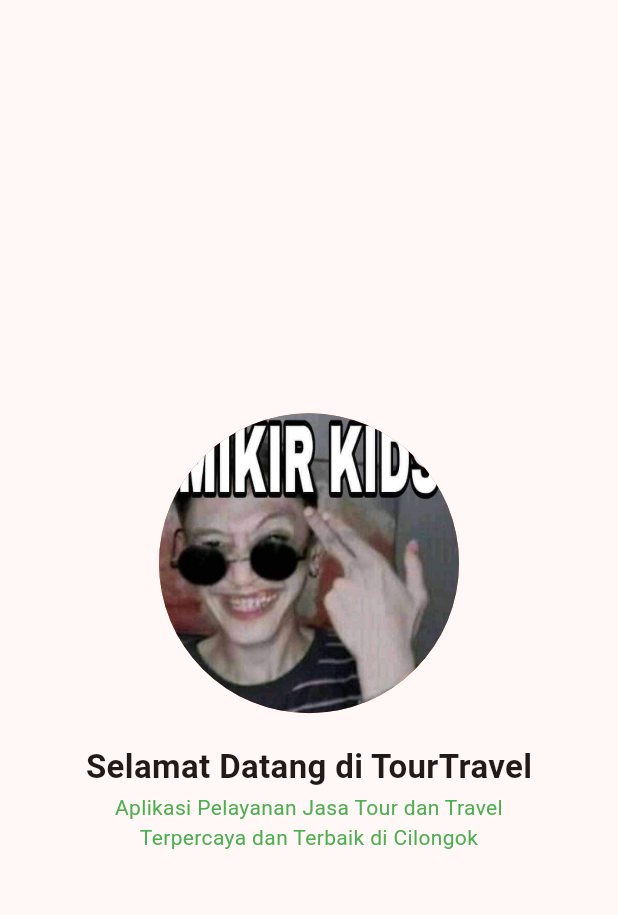
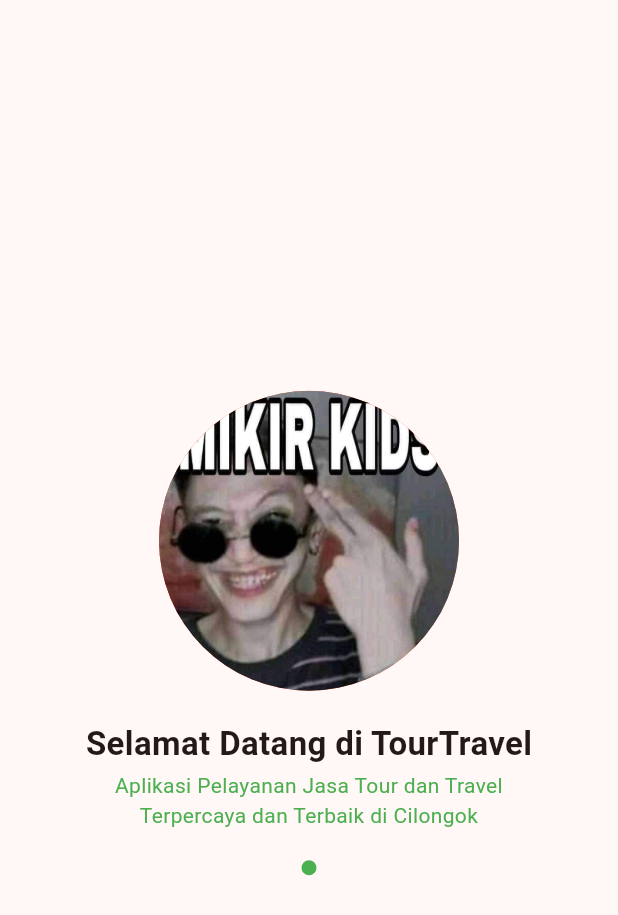
Before and after one commit to CoupDerace/KB1179_1123150012_UTS, a Flutter app: the screen it shows after launch, on a phone screen of 412 x 824 dp. Shown: the top 915 px of the screen. Run offline on Flutter 3.47's test engine with Material 3 defaults, Android fonts, the phone set to English and light mode, and no system bars.

Commit message:
menambahkan bulatan dibawah text

```diff
--- a/lib/Screen/splash_screen_1.dart
+++ b/lib/Screen/splash_screen_1.dart
@@ -36,6 +36,21 @@ class SplashScreenUTS extends StatelessWidget {
               textAlign: TextAlign.center,
               style: TextStyle(fontSize: 14.0, color: Colors.green),
             ),
+            SizedBox(height: 20),
+            Row(
+              mainAxisAlignment: MainAxisAlignment.center,
+              children: [
+                Container(
+                  height: 10,
+                  width: 10,
+                  decoration: BoxDecoration(
+                    color: Colors.green,
+                    shape: BoxShape.circle,
+                  ),
+                )
+
+              ],
+            )
           ],
         ),
       ),
```
